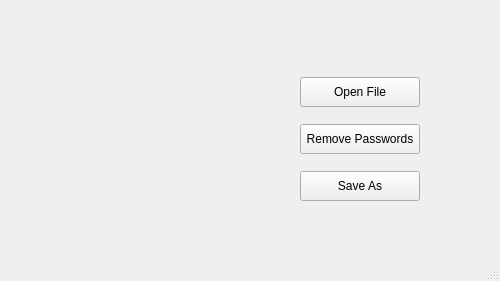
Before: the Qt Designer form mainwindow.ui in piotrek-pl/excelPasswordsRemover, drawn with Qt 5.
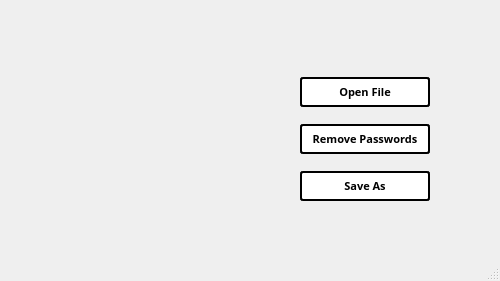
After: the same form once the commit is applied. Icons and pictures are not drawn.

Commit message: Modified buttons and added icons

The edit to the form file:
```diff
--- a/mainwindow.ui
+++ b/mainwindow.ui
@@ -10,18 +10,45 @@
     <height>281</height>
    </rect>
   </property>
+  <property name="minimumSize">
+   <size>
+    <width>500</width>
+    <height>281</height>
+   </size>
+  </property>
+  <property name="maximumSize">
+   <size>
+    <width>500</width>
+    <height>281</height>
+   </size>
+  </property>
   <property name="windowTitle">
    <string>excelPasswordsRemover</string>
   </property>
   <property name="styleSheet">
-   <string notr="true">#MainWindow {
-border-image: url(:/img/background.png); }</string>
+   <string notr="true">MainWindow {
+border-image: url(:/img/background.png); 
+}
+QPushButton { 
+background-color: white;
+color: black; 
+border: 2px solid rgb(0, 0, 0);
+border-radius: 3px;
+
+font-family: Playfair Display;
+font-size: 8pt;
+font-weight: bold;
+}
+QPushButton:disabled {
+background-color: gray;
+color: white;
+}</string>
   </property>
   <widget class="QWidget" name="centralwidget">
    <property name="styleSheet">
     <string notr="true"/>
    </property>
-   <widget class="QWidget" name="">
+   <widget class="QWidget" name="layoutWidget">
     <property name="geometry">
      <rect>
       <x>250</x>
@@ -53,7 +80,7 @@
        </property>
        <property name="maximumSize">
         <size>
-         <width>120</width>
+         <width>130</width>
          <height>30</height>
         </size>
        </property>
@@ -75,7 +102,7 @@
        </property>
        <property name="maximumSize">
         <size>
-         <width>120</width>
+         <width>130</width>
          <height>30</height>
         </size>
        </property>
@@ -97,7 +124,7 @@
        </property>
        <property name="maximumSize">
         <size>
-         <width>120</width>
+         <width>130</width>
          <height>30</height>
         </size>
        </property>
@@ -107,6 +134,9 @@
          <height>0</height>
         </size>
        </property>
+       <property name="styleSheet">
+        <string notr="true"/>
+       </property>
        <property name="text">
         <string>Save As</string>
        </property>
```
The commit also changes 5 other files.
